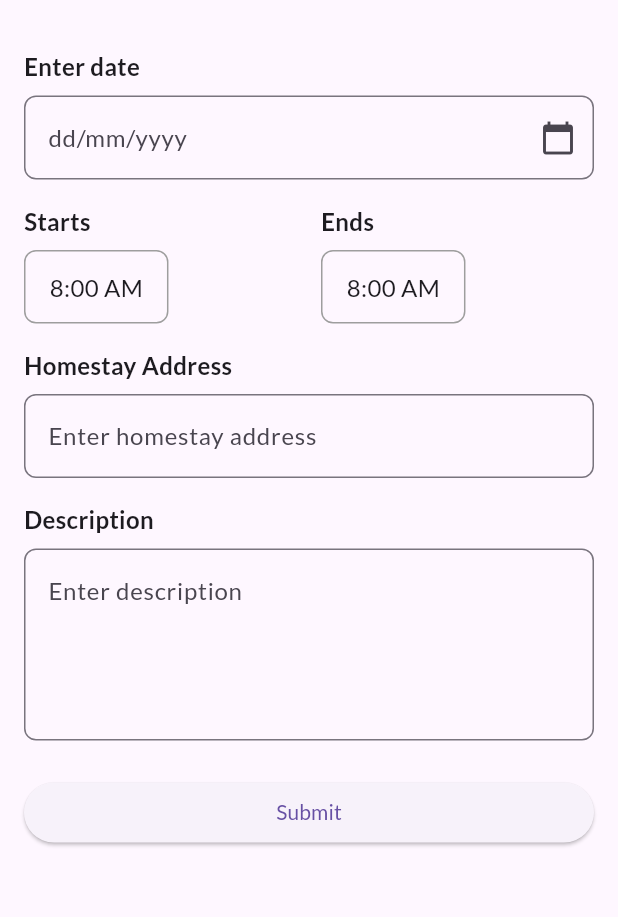
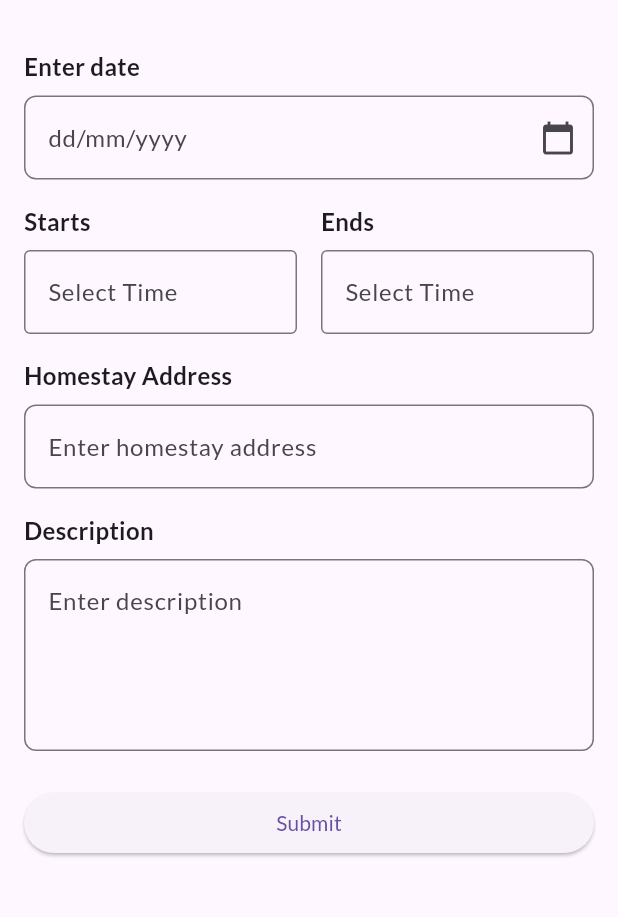
Before and after one commit to 4ziq/hcms, a Flutter app: the BookingFormPage screen opened directly, after a tap on "Submit", on a phone screen of 412 x 824 dp, the part 59-976 px from its top. Run offline on Flutter 3.47's test engine with Material 3 defaults, Android fonts, the phone set to English and light mode, and no system bars; our stand-ins replace cloud_firestore, firebase_core, google_fonts; accounts and stored records are empty.

Commit message:
up booking

```diff
--- a/lib/domain/Booking.dart
+++ b/lib/domain/Booking.dart
@@ -31,8 +31,8 @@ class Booking {
       BookingID: snapshot.id,
       OwnerID: data['OwnerID'],
       BookingDate: DateTime.parse(data['BookingDate']),
-      BookingStartTime: data['BookingStartTime'],
-      BookingEndTime: data['BookingEndTime'],
+      BookingStartTime: DateTime.parse(data['BookingStartTime']),
+      BookingEndTime: DateTime.parse(data['BookingEndTime']),
       BookingHomeAddress: data['BookingHomeAddress'],
       BookingTaskDescription: data['BookingTaskDescription'],
       CalculatedRate: data['CalculatedRate'],
@@ -43,7 +43,6 @@ class Booking {
   // Convert Booking to a map for Firebase
   Map<String, dynamic> toMap() {
     return {
-      'BookingID': BookingID,
       'OwnerID': OwnerID,
       'BookingDate': BookingDate.toIso8601String(),
       'BookingStartTime': BookingStartTime,
--- a/lib/pages/ManageBooking/BookingFormPage.dart
+++ b/lib/pages/ManageBooking/BookingFormPage.dart
@@ -2,6 +2,7 @@ import 'package:flutter/material.dart';
 import 'package:google_fonts/google_fonts.dart';
 import 'package:hcms/domain/Booking.dart';
 import 'package:hcms/provider/BookingController.dart';
+import 'package:intl/intl.dart';
 
 class BookingFormPage extends StatefulWidget {
   final String? bookingID;
@@ -18,23 +19,17 @@ class _BookingFormPageState extends State<BookingFormPage> {
   final TextEditingController _dateController = TextEditingController();
   final TextEditingController _addressController = TextEditingController();
   final TextEditingController _descriptionController = TextEditingController();
-  TimeOfDay? _startTime;
-  TimeOfDay? _endTime;
+  final TextEditingController _startTimeController = TextEditingController();
+  final TextEditingController _endTimeController = TextEditingController();
 
-  Future<void> _selectTime(BuildContext context, bool isStart) async {
-    final TimeOfDay? picked = await showTimePicker(
-      context: context,
-      initialTime: TimeOfDay.now(),
-    );
-    if (picked != null) {
-      setState(() {
-        if (isStart) {
-          _startTime = picked;
-        } else {
-          _endTime = picked;
-        }
-      });
-    }
+  @override
+  void dispose() {
+    _dateController.dispose();
+    _addressController.dispose();
+    _descriptionController.dispose();
+    _startTimeController.dispose();
+    _endTimeController.dispose();
+    super.dispose();
   }
 
   Future<void> _selectDate(BuildContext context) async {
@@ -45,7 +40,7 @@ class _BookingFormPageState extends State<BookingFormPage> {
         lastDate: DateTime(2100));
     if (picked != null) {
       setState(() {
-        _dateController.text = "${picked.day}/${picked.month}/${picked.year}";
+        _dateController.text = DateFormat('yyyy-MM-dd').format(picked);
       });
     }
   }
@@ -61,28 +56,33 @@ class _BookingFormPageState extends State<BookingFormPage> {
   void _submitForm() {
     final String date = _dateController.text;
     final String address = _addressController.text;
+    final String time = _startTimeController.text;
     final String description = _descriptionController.text;
+    final String endTime = _endTimeController.text;
+    final String startTime = _startTimeController.text;
+
+    final dateTimeString = '$date $time';
+    final dateTime = DateFormat('yyyy-MM-dd h:mm a').parse(dateTimeString);
+
+    final startdateTimeString = '$date $startTime';
+    final startdateTime =
+        DateFormat('yyyy-MM-dd h:mm a').parse(startdateTimeString);
+
+    final endTimeString = '$date $endTime';
+    final endTimefin = DateFormat('yyyy-MM-dd h:mm a').parse(endTimeString);
+
+    final rate =
+        (widget._bookingController.calculateRate(startdateTime, endTimefin, 10))
+            .toStringAsFixed(2);
 
     final booking = Booking(
       BookingID: '', // Will be set by Firestore
-      BookingDate: DateTime.now(),
-      BookingStartTime: DateTime(
-        DateTime.now().year,
-        DateTime.now().month,
-        DateTime.now().day,
-        _startTime!.hour,
-        _startTime!.minute,
-      ),
-      BookingEndTime: DateTime(
-        DateTime.now().year,
-        DateTime.now().month,
-        DateTime.now().day,
-        _endTime!.hour,
-        _endTime!.minute,
-      ),
+      BookingDate: dateTime,
+      BookingStartTime: startdateTime,
+      BookingEndTime: endTimefin,
       BookingHomeAddress: address,
       BookingTaskDescription: description,
-      CalculatedRate: 10,
+      CalculatedRate: double.parse(rate),
       BookingStatus: 'Pending',
       OwnerID: "owner_id", // Replace with actual owner ID
     );
@@ -156,24 +156,30 @@ class _BookingFormPageState extends State<BookingFormPage> {
                                 fontSize: 16, fontWeight: FontWeight.bold),
                           ),
                           const SizedBox(height: 8),
-                          GestureDetector(
-                            onTap: () => _selectTime(context, true),
-                            child: Container(
-                              padding: const EdgeInsets.symmetric(
-                                vertical: 12,
-                                horizontal: 16,
-                              ),
-                              decoration: BoxDecoration(
-                                border: Border.all(color: Colors.grey),
-                                borderRadius: BorderRadius.circular(8.0),
-                              ),
-                              child: Text(
-                                _startTime != null
-                                    ? _startTime!.format(context)
-                                    : "8:00 AM",
-                                style: const TextStyle(fontSize: 16),
-                              ),
+                          TextFormField(
+                            controller: _startTimeController,
+                            validator: (String? value) =>
+                                value != null && value.isEmpty
+                                    ? 'Please choose a time'
+                                    : null,
+                            keyboardType: TextInputType.datetime,
+                            decoration: const InputDecoration(
+                              hintText: "Select Time",
+                              border: OutlineInputBorder(),
                             ),
+                            onTap: () async {
+                              FocusScope.of(context).requestFocus(FocusNode());
+                              TimeOfDay? pickedTime = await showTimePicker(
+                                context: context,
+                                initialTime: TimeOfDay.now(),
+                              );
+                              if (pickedTime != null) {
+                                setState(() {
+                                  _startTimeController.text =
+                                      pickedTime.format(context);
+                                });
+                              }
+                            },
                           ),
                         ],
                       ),
@@ -189,24 +195,30 @@ class _BookingFormPageState extends State<BookingFormPage> {
                                 fontSize: 16, fontWeight: FontWeight.bold),
                           ),
                           const SizedBox(height: 8),
-                          GestureDetector(
-                            onTap: () => _selectTime(context, false),
-                            child: Container(
-                              padding: const EdgeInsets.symmetric(
-                                vertical: 12,
-                                horizontal: 16,
-                              ),
-                              decoration: BoxDecoration(
-                                border: Border.all(color: Colors.grey),
-                                borderRadius: BorderRadius.circular(8.0),
-                              ),
-                              child: Text(
-                                _endTime != null
-                                    ? _endTime!.format(context)
-                                    : "8:00 AM",
-                                style: const TextStyle(fontSize: 16),
-                              ),
+                          TextFormField(
+                            controller: _endTimeController,
+                            validator: (String? value) =>
+                                value != null && value.isEmpty
+                                    ? 'Please choose a time'
+                                    : null,
+                            keyboardType: TextInputType.datetime,
+                            decoration: const InputDecoration(
+                              hintText: "Select Time",
+                              border: OutlineInputBorder(),
                             ),
+                            onTap: () async {
+                              FocusScope.of(context).requestFocus(FocusNode());
+                              TimeOfDay? pickedTime = await showTimePicker(
+                                context: context,
+                                initialTime: TimeOfDay.now(),
+                              );
+                              if (pickedTime != null) {
+                                setState(() {
+                                  _endTimeController.text =
+                                      pickedTime.format(context);
+                                });
+                              }
+                            },
                           ),
                         ],
                       ),
--- a/pubspec.yaml
+++ b/pubspec.yaml
@@ -37,6 +37,7 @@ dependencies:
   google_fonts: ^6.2.1
   firebase_core: ^3.10.0
   cloud_firestore: ^5.6.1
+  intl: ^0.20.1
 
 dev_dependencies:
   flutter_test:
```
Also changed, not shown: lib/provider/BookingController.dart (+10 -0 lines), pubspec.lock.
